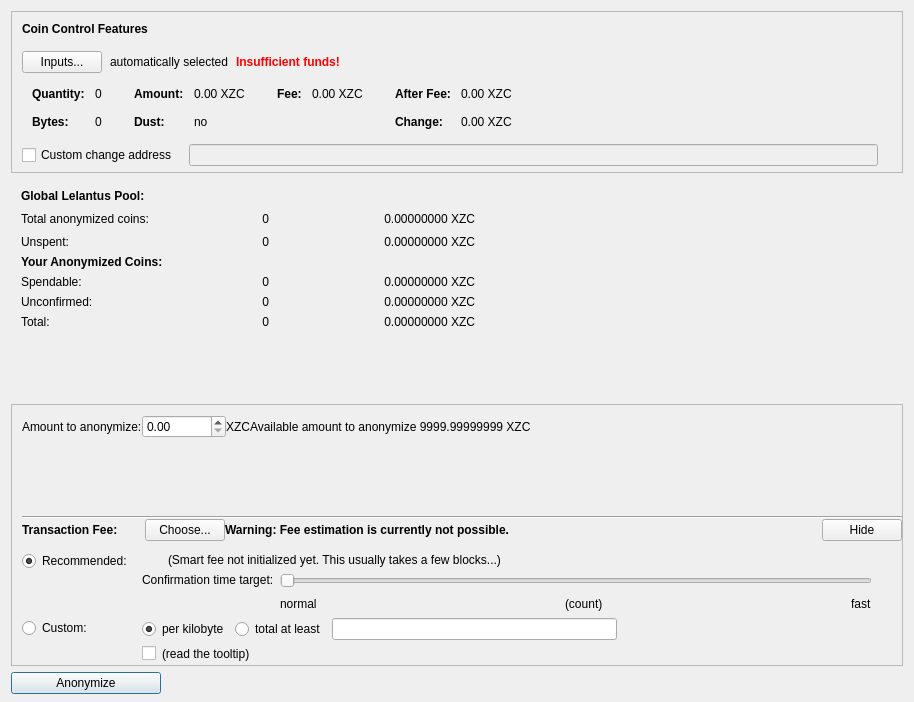
First picture: the form in src/qt/forms/lelantusdialog.ui, repository firoorg/firo, before the edit.
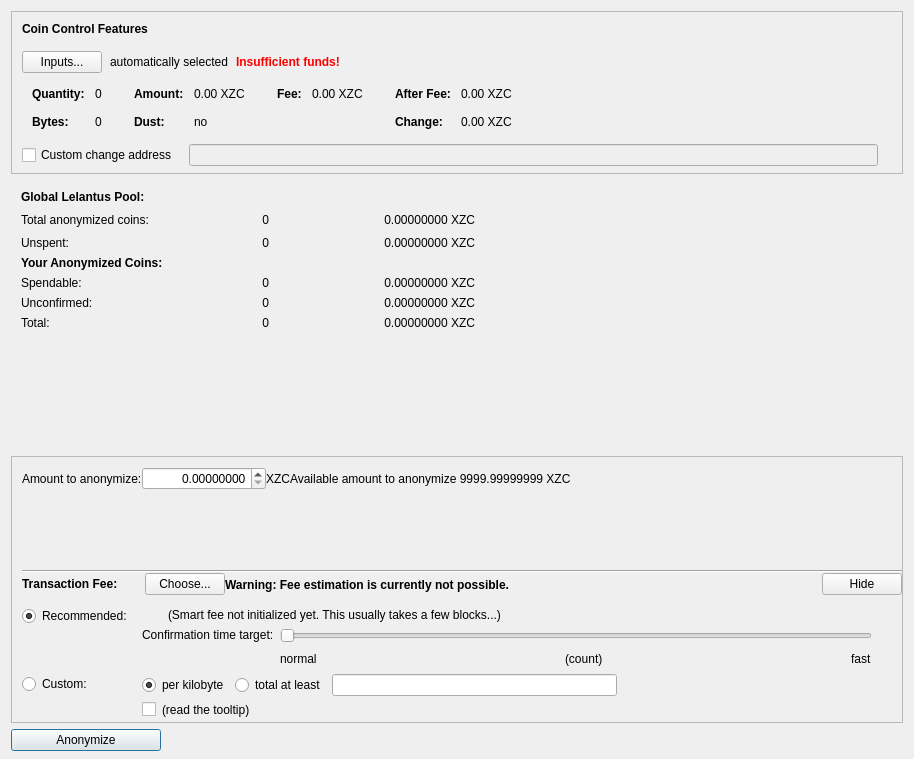
Second picture: the form after the edit. Icons and pictures are not drawn. Custom widgets are drawn as their Qt base class.

What changed in the file:
```diff
--- a/src/qt/forms/lelantusdialog.ui
+++ b/src/qt/forms/lelantusdialog.ui
@@ -7,7 +7,7 @@
     <x>0</x>
     <y>0</y>
     <width>914</width>
-    <height>702</height>
+    <height>759</height>
    </rect>
   </property>
   <property name="windowTitle">
@@ -868,7 +868,13 @@
              </widget>
             </item>
             <item>
-             <widget class="QDoubleSpinBox" name="doubleSpinBox">
+             <widget class="QDoubleSpinBox" name="anonymizeAmount">
+              <property name="alignment">
+               <set>Qt::AlignRight|Qt::AlignTrailing|Qt::AlignVCenter</set>
+              </property>
+              <property name="decimals">
+               <number>8</number>
+              </property>
               <property name="maximum">
                <double>999999999.990000009536743</double>
               </property>
```
Left out of the diff: 2 changed lines with no effect on the pictures.
